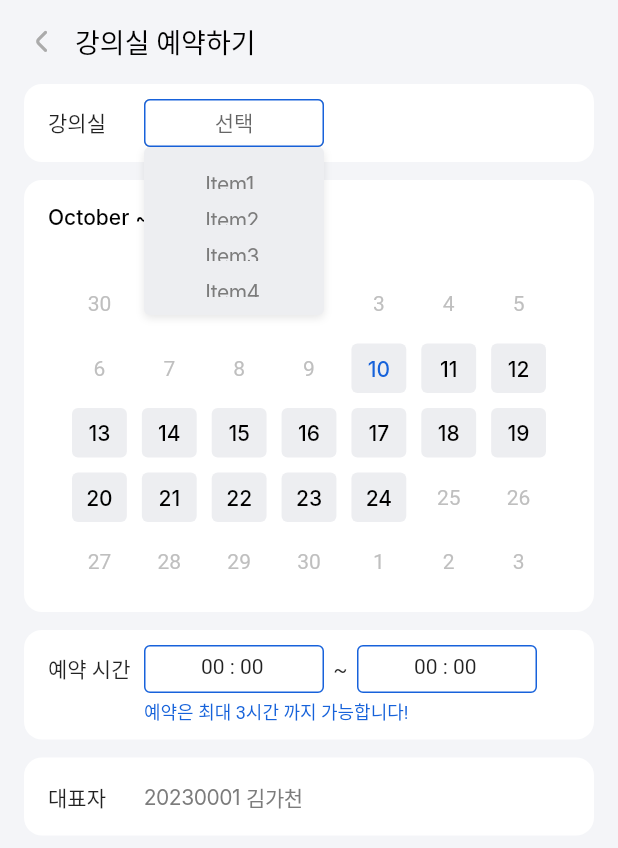
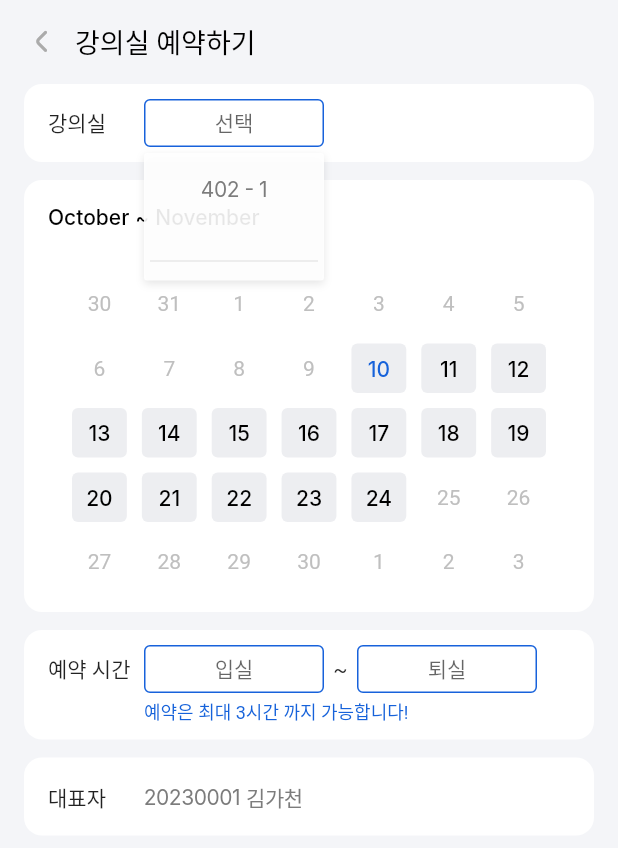
Before and after one commit to AIIA-GCU/meta-gachon-app, a Flutter app: the screen it shows after launch, after a tap on "선택", on a phone screen of 412 x 824 dp. Shown: the top 848 px of the screen. Run offline on Flutter 3.47's test engine with Material 2 defaults, Android fonts, the phone set to English and light mode, and no system bars; drawn by our look-alikes of dropdown_button2, table_calendar; missing offline and left inert: dart:ffi; Roboto replaces fonts that are missing (Inter, Ko, Noto Sans KR).

```diff
--- a/lib/page/reservation.dart
+++ b/lib/page/reservation.dart
@@ -17,20 +17,33 @@ class Reservation extends StatefulWidget {
 
 class _ReservationState extends State<Reservation> {
 
-  ///캘린더 설정
+  ///캘린더 초기설정
   CalendarFormat _calendarFormat = CalendarFormat.month;
   DateTime _focusedDay = DateTime.now();
   DateTime? _selectedDay;
 
-  ///dropdown menu items
-  final List<String> items = [
-    'Item1',
-    'Item2',
-    'Item3',
-    'Item4',
+  ///강의실 드롭다운메뉴 아이템들(선택지들)
+  final List<String> rooms = [
+    '402 - 1',
+    '402 - 2',
+    '402 - 3',
+    '402 - 4',
+    '402 - 5',
   ];
+  ///시간 드롭다운메뉴 아이템들
+  final List<String> times = [];
+  _ReservationState() {
+    for(int i = 6; i <= 22; i++) {
+      times.add("${i.toString().padLeft(2, '0')}:00");
+    }
+  }
 
-  String? selectedValue;
+  ///유저가 선택한 저장변수들
+  String? selectedRoom;
+  String? selectedEnter;
+  String? selectedExit;
+
+
 
   @override
   Widget build(BuildContext context) {
@@ -52,7 +65,7 @@ class _ReservationState extends State<Reservation> {
         child: Column(
           //여기
           children: [
-            ///강의실
+            ///강의실 선택란
             Container(
               height: 52,
               width: double.infinity,
@@ -83,124 +96,16 @@ class _ReservationState extends State<Reservation> {
                   Positioned(
                     left: 64,
                     top: 0,
-                    child: SizedBox(
-                      width: 120,
-                      height: 32,
-                      child: DropdownButtonFormField2<String>(
-                        alignment: Alignment.center,
-
-                        isExpanded: true,
-
-                        decoration: InputDecoration(
-
-                          // Add Horizontal padding using menuItemStyleData.padding so it matches
-                          // the menu padding when button's width is not specified.
-                          contentPadding: EdgeInsets.all(0),
-                          border: OutlineInputBorder(
-                            borderRadius: BorderRadius.circular(4),
-                            borderSide: BorderSide(width: 0, color: Color(0xFF1762DB)),
-                          ),
-                          // Add more decoration..
-                        ),
-                        hint: Text(
-                          '선택',
-                          style: TextStyle(fontSize: 14),
-                        ),
-                        items: items
-                            .map((item) => DropdownMenuItem<String>(
-                          value: item,
-                          child: Container(
-                            width: 120,
-                            height: 24,
-                            clipBehavior: Clip.antiAlias,
-                            decoration: BoxDecoration(),
-                            child: Stack(
-                              children: [
-                                Positioned(
-                                  left: 37,
-                                  top: 4,
-                                  child: Text(
-                                    item,
-                                    textAlign: TextAlign.center,
-                                    style: TextStyle(
-                                      color: Color(0xFF7C7C7C),
-                                      fontSize: 14,
-                                      fontFamily: 'Inter',
-                                      fontWeight: FontWeight.w400,
-                                      height: 0,
-                                      letterSpacing: -0.32,
-                                    ),
-                                  ),
-                                ),
-                                Positioned(
-                                  left: 4,
-                                  top: 24,
-                                  child: Container(
-                                    width: 112,
-                                    decoration: ShapeDecoration(
-                                      shape: RoundedRectangleBorder(
-                                        side: BorderSide(
-                                          width: 1,
-                                          strokeAlign: BorderSide.strokeAlignCenter,
-                                          color: Color(0xFFDDDDDD),
-                                        ),
-                                      ),
-                                    ),
-                                  ),
-                                ),
-                              ],
-                            ),
-                          ),
-                        ))
-                            .toList(),
-                        validator: (value) {
-                          if (value == null) {
-                            return 'Please select gender.';
-                          }
-                          return null;
-                        },
-                        onChanged: (value) {
-                          //Do something when selected item is changed.
-                        },
-                        onSaved: (value) {
-                          selectedValue = value.toString();
-                        },
-                        buttonStyleData: ButtonStyleData(
-                          height: double.infinity,
-                          decoration: BoxDecoration(
-                            color: Colors.white, // 배경 색상
-                            borderRadius: BorderRadius.circular(4), // 모서리 둥글기
-                            border: Border.all(
-                              color: Color(0xFF1762DB), // 테두리 색상
-                              width: 1, // 테두리 두께
-                            ),
-                          ),
-                          padding: EdgeInsets.only(right: 0),
-                        ),
-                        iconStyleData:  IconStyleData(
-                          iconSize: 0,
-                        ),
-                        dropdownStyleData: DropdownStyleData(
-                          decoration: BoxDecoration(
-                            color: Color(0xFFEDEEF1), // 배경 색상
-                            borderRadius: BorderRadius.circular(4), // 모서리 둥글기
-                            boxShadow: [
-                              BoxShadow(
-                                color: Color(0x19000000), // 그림자 색상
-                                blurRadius: 4, // 흐림 정도
-                                offset: Offset(0, 2), // 그림자 위치
-                                spreadRadius: 0, // 그림자 범위
-                              ),
-                            ],
-                          ),
-                          elevation: 0,
-                        ),
-                        menuItemStyleData: MenuItemStyleData(
-                          padding: EdgeInsets.all(4),
-                          height: 24,
-                        ),
-                      ),
-                    ),
+                    child: CustomDropdownMenu(
+                      hint: "선택",
+                      items: rooms,
+                      onChanged: (value){
+                        setState(() {
+                          selectedRoom = value;
+                        });
+                      },
+                      selectedItem: selectedRoom,
+                    )
                   ),
                 ],
               ),
@@ -425,48 +330,26 @@ class _ReservationState extends State<Reservation> {
                   top: 0,
                   child: Row(
                     children: [
-                      Container(
-                        padding: EdgeInsets.only(
-                          top: 5, // 위쪽
-                          bottom: 0, // 아래쪽
-                          left: 37, // 왼쪽
-                          right: 37,
-                        ),
-                        decoration: BoxDecoration(
-                          border: Border.all(
-                            color: MGcolor.brand_orig, // 테두리 색상
-                            width: 1.0, // 테두리 두께
-                          ),
-                          borderRadius: BorderRadius.circular(4),
-                        ),
-                        width: 120,
-                        height: 32,
-                        child: Text(
-                          "00 : 00",
-                          style: KR.parag2,
-                        ),
+                      CustomDropdownMenu(
+                        hint: "입실",
+                        items: times,
+                        onChanged: (value){
+                          setState(() {
+                            selectedEnter = value;
+                          });
+                        },
+                        selectedItem: selectedEnter,
                       ),
                       Container(width: 22, child: Center(child: Text("~"))),
-                      Container(
-                        padding: EdgeInsets.only(
-                          top: 5, // 위쪽
-                          bottom: 0, // 아래쪽
-                          left: 37, // 왼쪽
-                          right: 37,
-                        ),
-                        decoration: BoxDecoration(
-                          border: Border.all(
-                            color: MGcolor.brand_orig, // 테두리 색상
-                            width: 1.0, // 테두리 두께
-                          ),
-                          borderRadius: BorderRadius.circular(4),
-                        ),
-                        width: 120,
-                        height: 32,
-                        child: Text(
-                          "00 : 00",
-                          style: KR.parag2,
-                        ),
+                      CustomDropdownMenu(
+                        hint: "퇴실",
+                        items: times,
+                        onChanged: (value){
+                          setState(() {
+                            selectedExit = value;
+                          });
+                        },
+                        selectedItem: selectedExit,
                       ),
                     ],
                   ),
@@ -562,3 +445,218 @@ class _ReservationState extends State<Reservation> {
     );
   }
 }
+
+
+class CustomDropdownMenu extends StatelessWidget {
+  final String hint;
+  final List<String> items;
+  final String? selectedItem;
+  final Function(String?) onChanged;
+
+  const CustomDropdownMenu({
+    Key? key,
+    required this.hint,
+    required this.items,
+    required this.onChanged,
+    this.selectedItem,
+  }) : super(key: key);
+
+  @override
+  Widget build(BuildContext context) {
+    return SizedBox(
+      width: 120,
+      height: 32,
+      ///드롭다운메뉴 위젯
+      child: DropdownButtonHideUnderline(
+        child: DropdownButton2<String>(
+          alignment: Alignment.center,
+          isExpanded: true,
+          hint: Text(
+            hint,
+            style: TextStyle(
+              fontSize: 14,
+              color: Theme.of(context).hintColor,
+            ),
+          ),
+          items: _addDividersAfterItems(items),
+          value: selectedItem,
+          onChanged: onChanged,
+          ///드롭버튼(선택된 항목)
+          buttonStyleData: ButtonStyleData(
+            padding: EdgeInsets.all(0),
+            height: 40,
+            width: 140,
+            decoration: BoxDecoration(
+              color: Colors.white, // 배경 색상
+              borderRadius: BorderRadius.circular(4), // 모서리 둥글기
+              border: Border.all(
+                color: Color(0xFF1762DB), // 테두리 색상
+                width: 1, // 테두리 두께
+              ),
+            ),
+          ),
+          ///드롭아이콘
+          iconStyleData: IconStyleData(
+            iconSize: 0,//아이콘 표시x
+          ),
+          ///메뉴창,
+          dropdownStyleData: DropdownStyleData(
+              offset: Offset(0,-4),//위치조정
+              padding: EdgeInsets.all(0),
+              maxHeight: 85,//최대크기
+              elevation: 0,//그림자 없앰
+              decoration: BoxDecoration(
+                  boxShadow: [
+                    BoxShadow(
+                      color: Color(0x19000000),
+                      blurRadius: 4,
+                      offset: Offset(0, 2),
+                      spreadRadius: 0,
+                    )
+                  ],
+                color: Colors.white.withOpacity(0.9)//배경투명도
+              )
+          ),
+          ///메뉴들(선택지들)
+          menuItemStyleData: MenuItemStyleData(
+            padding: const EdgeInsets.symmetric(horizontal: 4.0),
+            customHeights: _getCustomItemsHeights(items),
+          ),
+        ),
+      ),
+      /*DropdownButtonFormField2<String>(
+                        alignment: Alignment.center,
+
+                        isExpanded: true,
+
+                        decoration: InputDecoration(
+
+                          // Add Horizontal padding using menuItemStyleData.padding so it matches
+                          // the menu padding when button's width is not specified.
+                          contentPadding: EdgeInsets.all(0),
+                          border: OutlineInputBorder(
+                            borderRadius: BorderRadius.circular(4),
+                            borderSide: BorderSide(width: 0, color: Color(0xFF1762DB)),
+                          ),
+                          // Add more decoration..
+                        ),
+                        hint: Text(
+                          '선택',
+                          style: TextStyle(fontSize: 14),
+                        ),
+                        items: _addDividersAfterItems(items),
+                        validator: (value) {
+                          if (value == null) {
+                            return 'Please select gender.';
+                          }
+                          return null;
+                        },
+                        onChanged: (value) {
+                          //Do something when selected item is changed.
+
+                          print("change");
+                        },
+                        onSaved: (value) {
+                          selectedValue = value.toString();
+                          print("save");
+                        },
+                        ///드롭 전 기본박스 디자인인가?
+                        buttonStyleData: ButtonStyleData(
+                          height: double.infinity,
+                          decoration: BoxDecoration(
+                            color: Colors.white, // 배경 색상
+                            borderRadius: BorderRadius.circular(4), // 모서리 둥글기
+                            border: Border.all(
+                              color: Color(0xFF1762DB), // 테두리 색상
+                              width: 1, // 테두리 두께
+                            ),
+                          ),
+                          padding: EdgeInsets.only(right: 0),
+                        ),
+                        ///드롭 버튼 아이콘
+                        iconStyleData:  IconStyleData(
+                          iconSize: 0,
+                        ),
+                        ///드롭다운 메뉴창 디자인인가?
+                        dropdownStyleData: DropdownStyleData(
+                          maxHeight: 85,
+                          decoration: BoxDecoration(
+                            color: Color(0xFFEDEEF1), // 배경 색상
+                            borderRadius: BorderRadius.circular(4), // 모서리 둥글기
+                            boxShadow: [
+                              BoxShadow(
+                                color: Color(0x19000000), // 그림자 색상
+                                blurRadius: 4, // 흐림 정도
+                                offset: Offset(0, 2), // 그림자 위치
+                                spreadRadius: 0, // 그림자 범위
+                              ),
+                            ],
+                          ),
+                          elevation: 0,
+                        ),
+                        ///드롭다운 메뉴창 안에 아이템들 디자인인가?
+                        menuItemStyleData: MenuItemStyleData(
+                          customHeights: _getCustomItemsHeights(),
+                          padding: EdgeInsets.all(4),
+                          height: 24,
+                        ),
+                      ),*/
+    );
+  }
+
+  ///드롭다운메뉴창에 아이템(선택지)을 넣어주는 메소드입니다. 리턴값은 아이템이 각각 위젯형태로 들어간 리스트입니다.
+  List<DropdownMenuItem<String>> _addDividersAfterItems(List<String> inItems) {
+    final List<DropdownMenuItem<String>> menuItems = [];
+    ///아이템 개수만큼 반복합니다.
+    for (final String item in inItems) {
+      menuItems.addAll(
+        [
+          ///위젯형태의 아이템(선택지) 넣기
+          DropdownMenuItem<String>(
+              value: item,
+              child: Center(
+                child: Text(
+                  item,
+                  textAlign: TextAlign.center,
+                  style: TextStyle(
+                    color: (item == selectedItem) ? Colors.black : Color(0xFF7C7C7C),
+                    fontSize: 14,
+                    fontFamily: 'Inter',
+                    fontWeight: FontWeight.w400,
+                    height: 0,
+                    letterSpacing: -0.32,
+                  ),
+                ),
+              )
+          ),
+          //If it's last item, we will not add Divider after it.
+          ///아이템 하나마다 끝에 divider 넣기
+          if (item != inItems.last)
+            const DropdownMenuItem<String>(
+              enabled: false,
+              child: Divider(
+                color: Color(0xFFDDDDDD),
+              ),
+            ),
+        ],
+      );
+    }
+    return menuItems;
+  }
+
+  ///드롭다운메뉴창에 item(선택지)의 크기를 지정해주는 메소드입니다.
+  List<double> _getCustomItemsHeights(List<String> items) {
+    final List<double> itemsHeights = [];
+    for (int i = 0; i < (items.length * 2) - 1; i++) {
+      ///짝수 인덱스(0,2,4, ...)에 아이템이 있겠죠?
+      if (i.isEven) {
+        itemsHeights.add(24);
+      }
+      ///홀수 인덱스에 divider가 있겠죠?
+      if (i.isOdd) {
+        itemsHeights.add(1);
+      }
+    }
+    return itemsHeights;
+  }
+}
```
